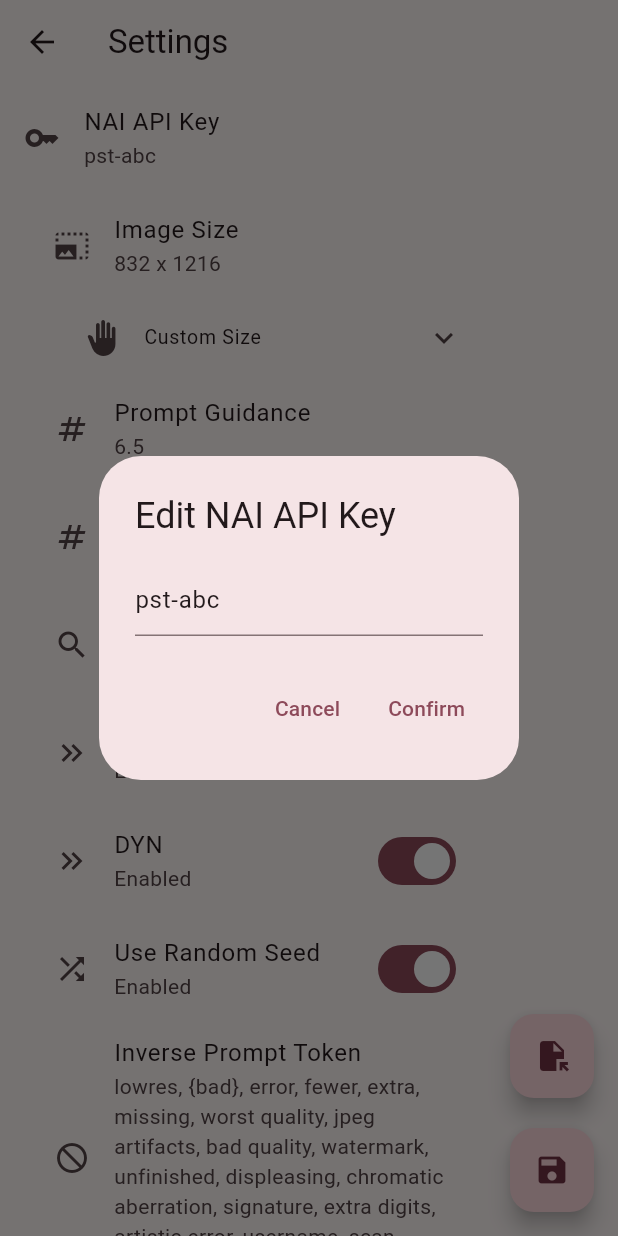
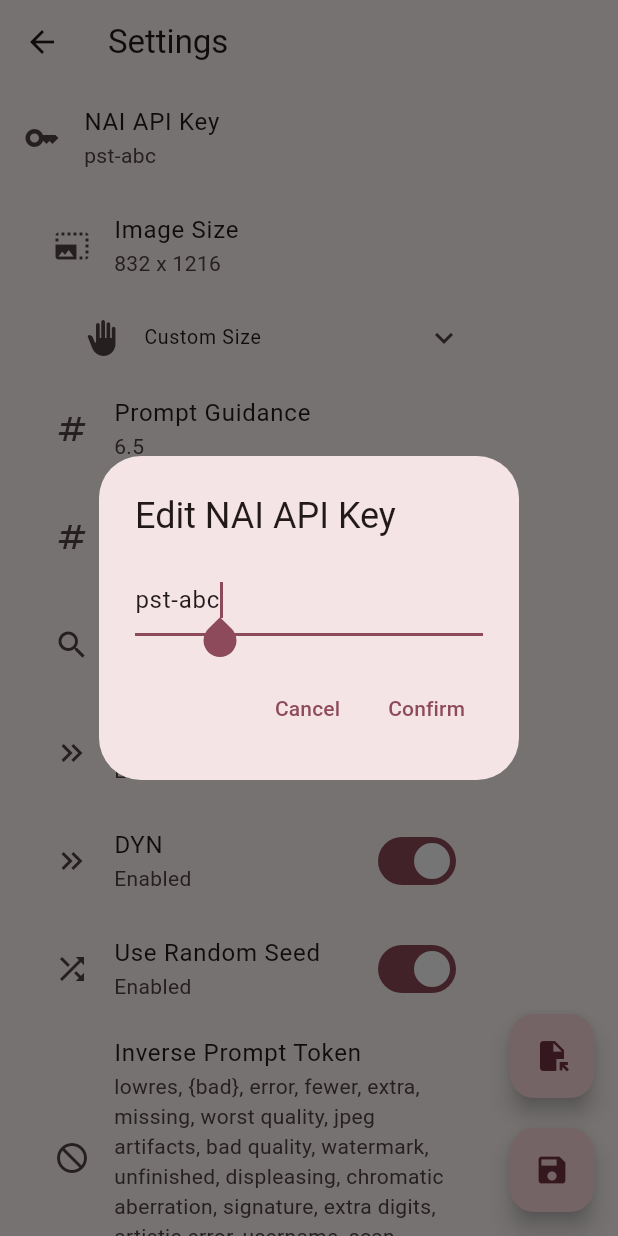
Before and after one commit to Exception0x0194/NAI-Generator-Flutter, a Flutter app: the SettingsScreen screen opened directly, after a tap on "NAI API Key", on a phone screen of 412 x 824 dp. Run offline on Flutter 3.47's test engine with Material 3 defaults, Android fonts, the phone set to English and light mode, and no system bars; our stand-ins replace another_flushbar, file_picker; missing offline and left inert: image_save, universal_html.

Commit message:
改善了输入框的外观和输入体验；添加了预设生成数量时记住先前预设数量的功能

```diff
--- a/lib/l10n/intl_zh_CN.arb
+++ b/lib/l10n/intl_zh_CN.arb
@@ -8,9 +8,9 @@
     "toggle_display_info_aside_img": "显示图片生成信息",
     "image_number_to_generate": "生成图片数量",
     "edit_image_number_to_generate": "设置生成图片数量（设为0即不断生成）",
-    "info_set_looping_genration": "设置为不断生成",
     "info_set_genration_number": "设置生成{num}幅图片",
     "info_set_genration_number_failed": "设置中出现错误",
+    "info_start_generation": "开始生成{num}幅图片",
     "generate_one_prompt": "生成一个Prompt",
     "comment": "Config注释",
     "copy_to_clipboard": "导出到剪切板",
@@ -32,8 +32,8 @@
     "add_new_config": "插入新Config",
     "import_config_from_clipboard": "从剪切板导入Config",
     "delete_config": "删除Config",
-    "enter_position": "选择位置 - 从0开始",
-    "enter_position_placeholder": "操作位置（留空则选择末尾）",
+    "enter_position": "选择位置",
+    "notice_enter_positon": "0 → 开头；留空 → 末尾",
     "toggle_config_enable": "启用/禁用Config",
     "toggle_compact_view": "切换紧凑视图",
     "NAI_API_key": "NAI API key",
--- a/lib/models/info_manager.dart
+++ b/lib/models/info_manager.dart
@@ -36,6 +36,7 @@ class InfoManager with ChangeNotifier {
 
   // Request status
   bool isRequesting = false;
+  int presetRequests = 0;
   int remainingRequests = 0;
   bool isGenerating = false;
 
@@ -90,6 +91,7 @@ class InfoManager with ChangeNotifier {
   void startGeneration() {
     generationTimestamp = DateTime.now();
     generationIdx = 0;
+    remainingRequests = presetRequests;
     generateImage();
   }
 
--- a/lib/screens/settings_screen.dart
+++ b/lib/screens/settings_screen.dart
@@ -8,6 +8,7 @@ import 'package:url_launcher/url_launcher.dart';
 import '../generated/l10n.dart';
 import '../models/info_manager.dart';
 import '../widgets/param_config_widget.dart';
+import '../widgets/editable_list_tile.dart';
 import '../models/utils.dart';
 
 class SettingsScreen extends StatefulWidget {
@@ -36,14 +37,16 @@ class SettingsScreenState extends State<SettingsScreen> {
       ),
       body: ListView(
         children: [
-          ListTile(
-            leading: const Icon(Icons.key),
-            title: Text(S.of(context).NAI_API_key),
-            subtitle: Text(InfoManager().apiKey),
-            onTap: () {
-              _editApiKey();
-            },
-          ),
+          EditableListTile(
+              leading: const Icon(Icons.key),
+              title: S.of(context).NAI_API_key,
+              currentValue: InfoManager().apiKey,
+              confirmOnSubmit: true,
+              onEditComplete: (value) {
+                setState(() {
+                  InfoManager().apiKey = value;
+                });
+              }),
           Padding(
               padding: const EdgeInsets.only(left: 20, right: 80),
               child: ParamConfigWidget(config: InfoManager().paramConfig)),
@@ -71,38 +74,6 @@ class SettingsScreenState extends State<SettingsScreen> {
           ),
         ],
       ),
-    );
-  }
-
-  void _editApiKey() {
-    TextEditingController controller =
-        TextEditingController(text: InfoManager().apiKey);
-    showDialog(
-      context: context,
-      builder: (context) {
-        return AlertDialog(
-          title: Text('${S.of(context).edit}${S.of(context).NAI_API_key}'),
-          content: TextField(
-            controller: controller,
-            maxLines: null,
-          ),
-          actions: [
-            TextButton(
-              child: Text(S.of(context).cancel),
-              onPressed: () => Navigator.of(context).pop(),
-            ),
-            TextButton(
-              child: Text(S.of(context).confirm),
-              onPressed: () {
-                setState(() {
-                  InfoManager().apiKey = controller.text;
-                  Navigator.of(context).pop();
-                });
-              },
-            ),
-          ],
-        );
-      },
     );
   }
 
--- a/lib/widgets/editable_list_tile.dart
+++ b/lib/widgets/editable_list_tile.dart
@@ -9,16 +9,21 @@ class EditableListTile extends StatelessWidget {
   final TextInputType keyboardType;
   final Icon? leading;
   final bool? dense;
+  final bool? confirmOnSubmit;
+  final String? editValue;
+  final String? notice;
 
-  const EditableListTile({
-    super.key,
+  const EditableListTile(
+      {super.key,
       required this.title,
       required this.currentValue,
       required this.onEditComplete,
       this.keyboardType = TextInputType.text, // 默认为文本输入
       this.leading,
       this.dense,
-  });
+      this.confirmOnSubmit,
+      this.editValue,
+      this.notice});
 
   @override
   Widget build(BuildContext context) {
@@ -32,17 +37,31 @@ class EditableListTile extends StatelessWidget {
   }
 
   void _showEditDialog(BuildContext context) {
-    final controller = TextEditingController(text: currentValue);
+    final controller = TextEditingController(text: editValue ?? currentValue);
     showDialog(
       context: context,
       builder: (context) {
         return AlertDialog(
           title: Text('${S.of(context).edit}$title'),
-          content: TextField(
+          content: Flexible(
+              child: Column(
+                  crossAxisAlignment: CrossAxisAlignment.end,
+                  mainAxisSize: MainAxisSize.min,
+                  children: [
+                notice == null ? const SizedBox.shrink() : Text(notice!),
+                TextField(
                   controller: controller,
                   keyboardType: keyboardType,
                   maxLines: null,
+                  onSubmitted: (confirmOnSubmit != null && confirmOnSubmit!)
+                      ? (_) {
+                          Navigator.of(context).pop();
+                          onEditComplete(controller.text);
+                        }
+                      : null,
+                  autofocus: true,
                 ),
+              ])),
           actions: <Widget>[
             TextButton(
               onPressed: () => Navigator.of(context).pop(),
@@ -50,8 +69,8 @@ class EditableListTile extends StatelessWidget {
             ),
             TextButton(
               onPressed: () {
+                Navigator.of(context).pop();
                 onEditComplete(controller.text);
-                Navigator.of(context).pop();
               },
               child: Text(S.of(context).confirm),
             ),
--- a/lib/widgets/param_config_widget.dart
+++ b/lib/widgets/param_config_widget.dart
@@ -19,6 +19,7 @@ class ParamConfigWidgetState extends State<ParamConfigWidget> {
     return Column(
       children: [
         _buildSizeSelector(),
+        // Manual Size
         Padding(
             padding: const EdgeInsets.only(left: 20),
             child: ExpansionTile(
@@ -30,6 +31,7 @@ class ParamConfigWidgetState extends State<ParamConfigWidget> {
                     leading: const Icon(Icons.swap_horiz),
                     title: S.of(context).width,
                     currentValue: widget.config.width.toString(),
+                    confirmOnSubmit: true,
                     onEditComplete: (value) => setState(() => widget.config
                         .width = int.tryParse(value) ?? widget.config.width),
                     keyboardType: TextInputType.number,
@@ -38,15 +40,18 @@ class ParamConfigWidgetState extends State<ParamConfigWidget> {
                     leading: const Icon(Icons.swap_vert),
                     title: S.of(context).height,
                     currentValue: widget.config.height.toString(),
+                    confirmOnSubmit: true,
                     onEditComplete: (value) => setState(() => widget.config
                         .height = int.tryParse(value) ?? widget.config.height),
                     keyboardType: TextInputType.number,
                   ),
                 ])),
+        // CFG
         EditableListTile(
           leading: const Icon(Icons.numbers),
           title: S.of(context).scale,
           currentValue: widget.config.scale.toString(),
+          confirmOnSubmit: true,
           onEditComplete: (value) => setState(() => widget.config.scale =
               double.tryParse(value) ?? widget.config.scale),
           keyboardType: TextInputType.number,
@@ -55,10 +60,12 @@ class ParamConfigWidgetState extends State<ParamConfigWidget> {
           leading: const Icon(Icons.numbers),
           title: S.of(context).cfg_rescale,
           currentValue: widget.config.cfgRescale.toString(),
+          confirmOnSubmit: true,
           onEditComplete: (value) => setState(() => widget.config.cfgRescale =
               double.tryParse(value) ?? widget.config.cfgRescale),
           keyboardType: TextInputType.number,
         ),
+        // Sampler
         SelectableListTile(
             leading: const Icon(Icons.search),
             title: S.of(context).sampler,
@@ -74,17 +81,21 @@ class ParamConfigWidgetState extends State<ParamConfigWidget> {
                     widget.config.sampler = value;
                   })
                 }),
+        // SMEA
         _buildSwitchTile(S.of(context).sm, widget.config.sm, (newValue) {
           setState(() => widget.config.sm = newValue);
         }, const Icon(Icons.keyboard_double_arrow_right)),
         _buildSwitchTile(S.of(context).sm_dyn, widget.config.smDyn, (newValue) {
           setState(() => widget.config.smDyn = newValue);
         }, const Icon(Icons.keyboard_double_arrow_right)),
+        // Seed
         _buildRandomSeedTile(),
+        // UC
         EditableListTile(
           leading: const Icon(Icons.do_not_disturb),
           title: S.of(context).uc,
           currentValue: widget.config.negativePrompt,
+          confirmOnSubmit: true,
           onEditComplete: (value) =>
               setState(() => widget.config.negativePrompt = value),
           keyboardType: TextInputType.text,
@@ -152,6 +163,7 @@ class ParamConfigWidgetState extends State<ParamConfigWidget> {
               child: (EditableListTile(
                   title: S.of(context).random_seed,
                   currentValue: widget.config.seed.toString(),
+                  confirmOnSubmit: true,
                   onEditComplete: (value) => {
                         setState(() {
                           widget.config.seed =
--- a/pubspec.yaml
+++ b/pubspec.yaml
@@ -44,7 +44,7 @@ dependencies:
   universal_html: ^2.2.4
   image_save: ^5.0.0
   another_flushbar: ^1.12.30
-  intl: ^0.18.1
+  intl: ^0.19.0
   flutter_localizations:
     sdk: flutter
 
```
Also changed, not shown: lib/l10n/intl_en.arb (+4 -3 lines), lib/screens/generator_screen.dart (+48 -76 lines), lib/widgets/generation_info_widget.dart (+5 -5 lines), lib/widgets/prompt_config_widget.dart (+47 -13 lines), lib/generated/intl/messages_en.dart, lib/generated/intl/messages_zh_CN.dart, lib/generated/l10n.dart, pubspec.lock. Lines whose indentation alone changed are shown as unchanged.
